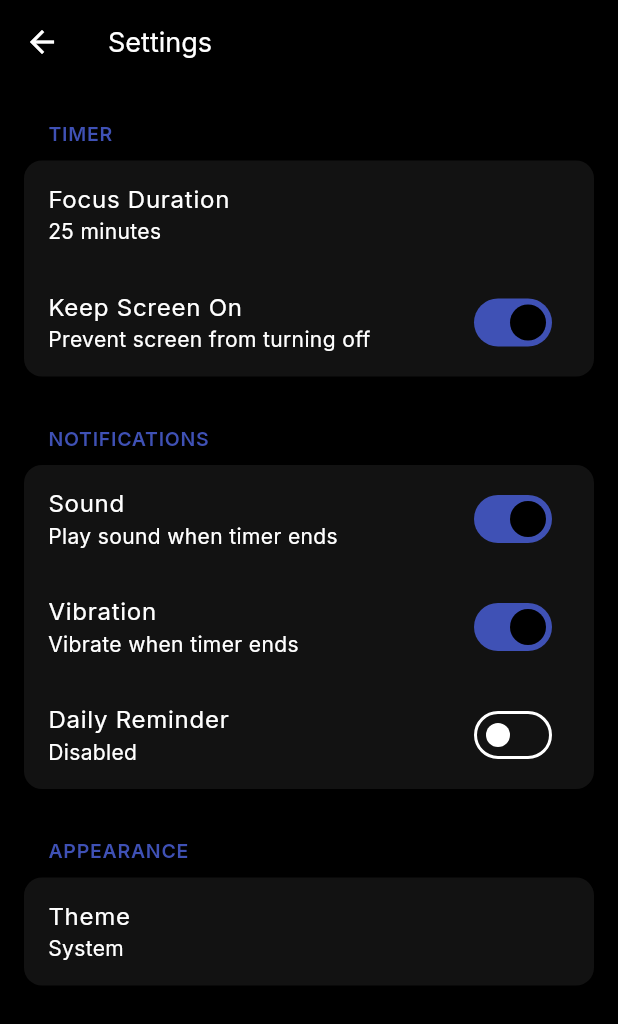
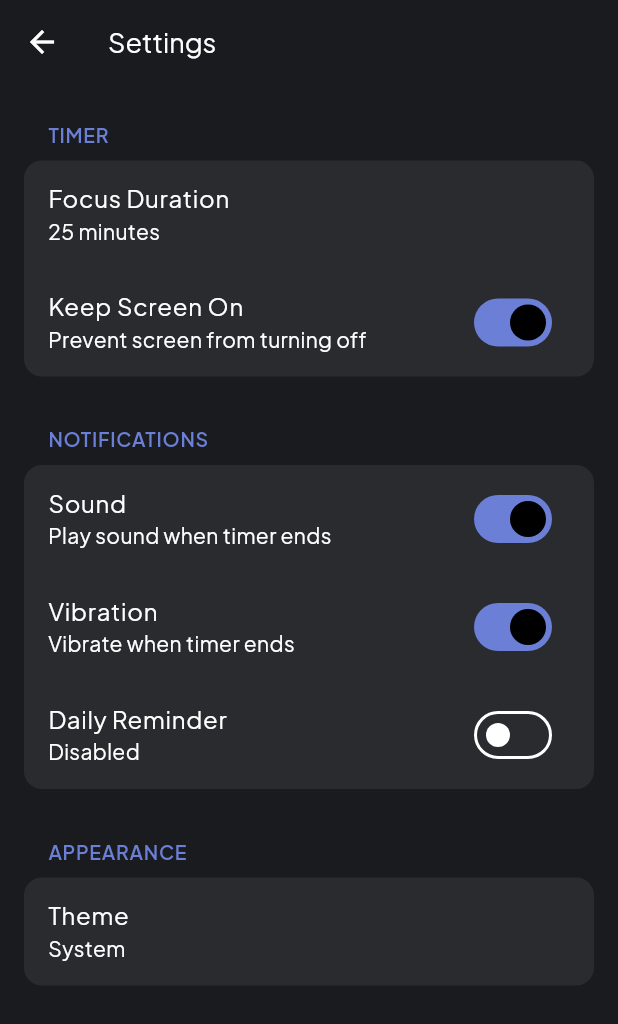
Before and after one commit to Rajdeep-Das/focal.app, a Flutter app: the screen it shows after launch, after a tap on the "settings" icon, on a phone screen of 412 x 824 dp. Shown: the top 1024 px of the screen. Run offline on Flutter 3.47's test engine with Material 3 defaults, Android fonts, the light colour scheme and no system bars; our stand-ins replace google_fonts, shared_preferences.

Commit message:
Added Settings Models and theme

```diff
--- a/lib/config/theme.dart
+++ b/lib/config/theme.dart
@@ -4,31 +4,64 @@ import 'package:google_fonts/google_fonts.dart';
 class AppTheme {
   static ThemeData get darkTheme {
     return ThemeData.dark().copyWith(
-      primaryColor: Colors.indigo,
-      scaffoldBackgroundColor: Colors.black,
-      textTheme: GoogleFonts.interTextTheme(
+      primaryColor: const Color(0xFF6B7FD7),
+      scaffoldBackgroundColor: const Color(0xFF1A1B1E),
+      textTheme: GoogleFonts.plusJakartaSansTextTheme(
         ThemeData.dark().textTheme,
       ),
       colorScheme: const ColorScheme.dark(
-        primary: Colors.indigo,
-        secondary: Colors.indigoAccent,
-        surface: Color(0xFF121212),
+        primary: Color(0xFF6B7FD7),
+        secondary: Color(0xFF8E9FFF),
+        surface: Color(0xFF2A2B2F),
+        onSurface: Colors.white,
+        error: Color(0xFFFF6B6B),
+      ),
+      elevatedButtonTheme: ElevatedButtonThemeData(
+        style: ElevatedButton.styleFrom(
+          minimumSize: const Size(double.infinity, 54),
+          shape: RoundedRectangleBorder(
+            borderRadius: BorderRadius.circular(12),
+          ),
+        ),
+      ),
+      cardTheme: CardTheme(
+        shape: RoundedRectangleBorder(
+          borderRadius: BorderRadius.circular(16),
+        ),
+        elevation: 0,
+        color: const Color(0xFF2A2B2F),
       ),
     );
   }
 
   static ThemeData get lightTheme {
     return ThemeData.light().copyWith(
-      primaryColor: Colors.indigo,
-      scaffoldBackgroundColor: Colors.white,
-      textTheme: GoogleFonts.interTextTheme(
+      primaryColor: const Color(0xFF4B5EAB),
+      scaffoldBackgroundColor: const Color(0xFFF8F9FA),
+      textTheme: GoogleFonts.plusJakartaSansTextTheme(
         ThemeData.light().textTheme,
       ),
       colorScheme: const ColorScheme.light(
-        primary: Colors.indigo,
-        secondary: Colors.indigoAccent,
+        primary: Color(0xFF4B5EAB),
+        secondary: Color(0xFF6B7FD7),
         surface: Colors.white,
-        onSurface: Colors.black87,
+        onSurface: Color(0xFF1A1B1E),
+        error: Color(0xFFDC3545),
+      ),
+      elevatedButtonTheme: ElevatedButtonThemeData(
+        style: ElevatedButton.styleFrom(
+          minimumSize: const Size(double.infinity, 54),
+          shape: RoundedRectangleBorder(
+            borderRadius: BorderRadius.circular(12),
+          ),
+        ),
+      ),
+      cardTheme: CardTheme(
+        shape: RoundedRectangleBorder(
+          borderRadius: BorderRadius.circular(16),
+        ),
+        elevation: 0,
+        color: Colors.white,
       ),
     );
   }
--- a/lib/models/settings_model.dart
+++ b/lib/models/settings_model.dart
@@ -46,10 +46,21 @@ class Settings {
         'theme': theme,
         'keepScreenOn': keepScreenOn,
         'dailyReminder': dailyReminder,
-        'reminderTime': reminderTime?.toString(),
+        'reminderTime': reminderTime != null
+            ? '${reminderTime!.hour}:${reminderTime!.minute}'
+            : null,
       };
 
   factory Settings.fromJson(Map<String, dynamic> json) {
+    String? timeString = json['reminderTime'];
+    TimeOfDay? parsedTime;
+
+    if (timeString != null) {
+      final parts = timeString.split(':');
+      parsedTime =
+          TimeOfDay(hour: int.parse(parts[0]), minute: int.parse(parts[1]));
+    }
+
     return Settings(
       focusDuration: json['focusDuration'] ?? 25,
       soundEnabled: json['soundEnabled'] ?? true,
@@ -57,9 +68,7 @@ class Settings {
       theme: json['theme'] ?? 'system',
       keepScreenOn: json['keepScreenOn'] ?? true,
       dailyReminder: json['dailyReminder'] ?? false,
-      reminderTime: json['reminderTime'] != null
-          ? TimeOfDay.fromDateTime(DateTime.parse(json['reminderTime']))
-          : null,
+      reminderTime: parsedTime,
     );
   }
 }
```
